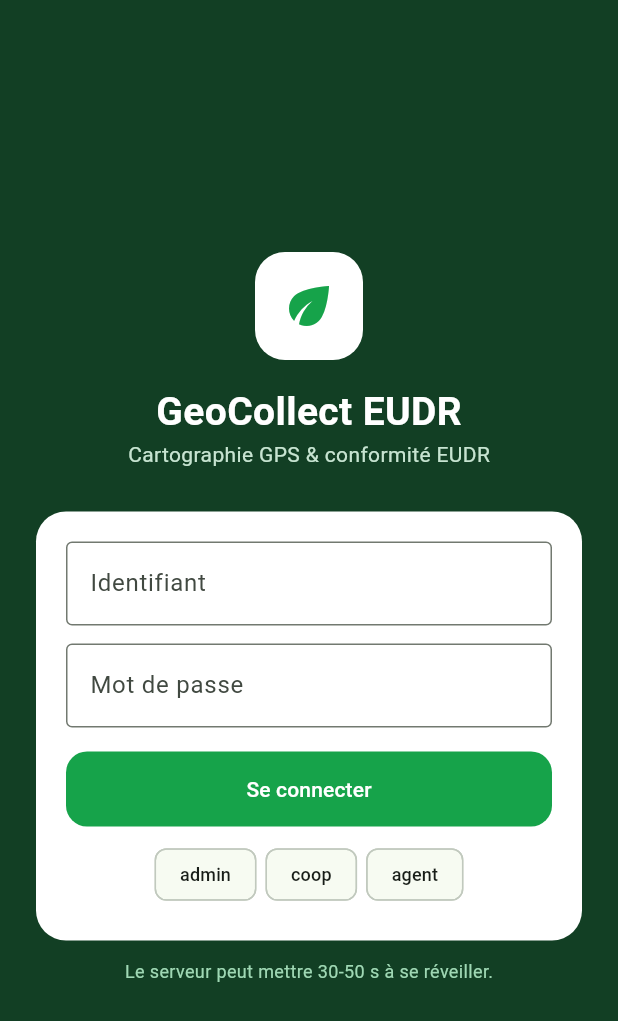
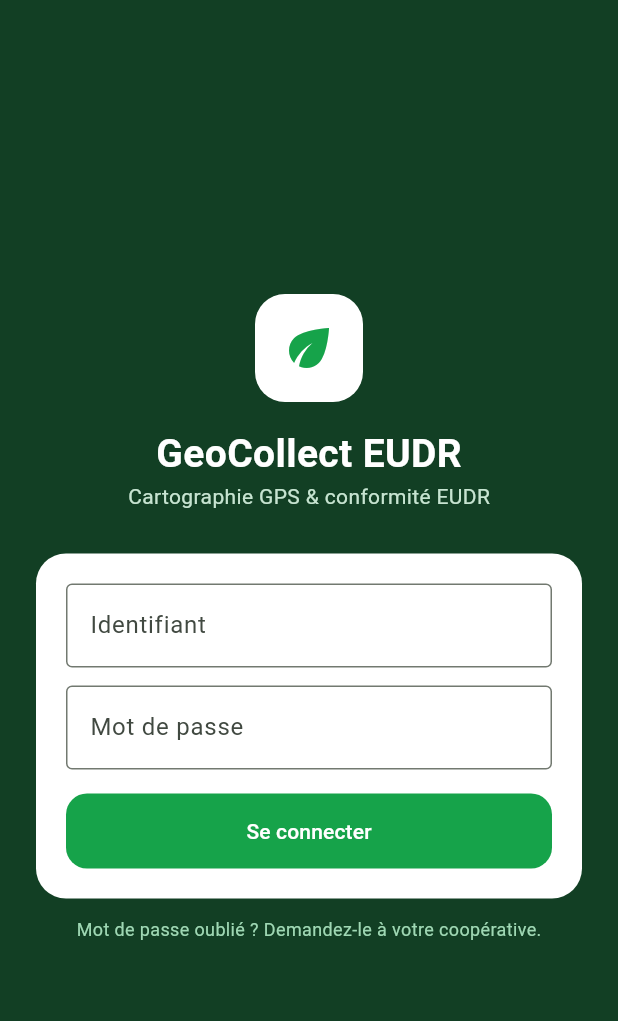
Before and after one commit to jeandavid23/geocollect-mobile, a Flutter app: the screen it shows after launch, on a phone screen of 412 x 824 dp. Shown: the top 1021 px of the screen. Run offline on Flutter 3.47's test engine with Material 3 defaults, Android fonts, the phone set to English and light mode, and no system bars; our stand-ins replace flutter_map, geolocator, google_sign_in, latlong2, shared_preferences.

Commit message:
Connexion : boutons de démonstration (admin / admin123…) retirés de l'application
Co-Authored-By: Claude Opus 5.5 (1M context) <noreply@anthropic.com>

```diff
--- a/lib/screens/login_screen.dart
+++ b/lib/screens/login_screen.dart
@@ -70,10 +70,6 @@ class _LoginScreenState extends State<LoginScreen> {
     }
   }
 
-  void _fill(String u, String p) {
-    _user.text = u;
-    _pass.text = p;
-  }
 
   @override
   Widget build(BuildContext context) {
@@ -156,17 +152,11 @@ class _LoginScreenState extends State<LoginScreen> {
                               minimumSize: const Size.fromHeight(46)),
                         ),
                       ],
-                      const SizedBox(height: 8),
-                      Wrap(spacing: 6, children: [
-                        _demo('admin', 'admin123'),
-                        _demo('coop', 'coop123'),
-                        _demo('agent', 'agent123'),
-                      ]),
                     ],
                   ),
                 ),
                 const SizedBox(height: 12),
-                const Text('Le serveur peut mettre 30-50 s à se réveiller.',
+                const Text('Mot de passe oublié ? Demandez-le à votre coopérative.',
                     style: TextStyle(color: Color(0xFF9FD8B4), fontSize: 12)),
               ],
             ),
@@ -175,9 +165,4 @@ class _LoginScreenState extends State<LoginScreen> {
       ),
     );
   }
-
-  Widget _demo(String u, String p) => ActionChip(
-        label: Text(u, style: const TextStyle(fontSize: 12)),
-        onPressed: () => _fill(u, p),
-      );
 }
```
Also changed, not shown: analysis_options.yaml (+9 -0 lines).
